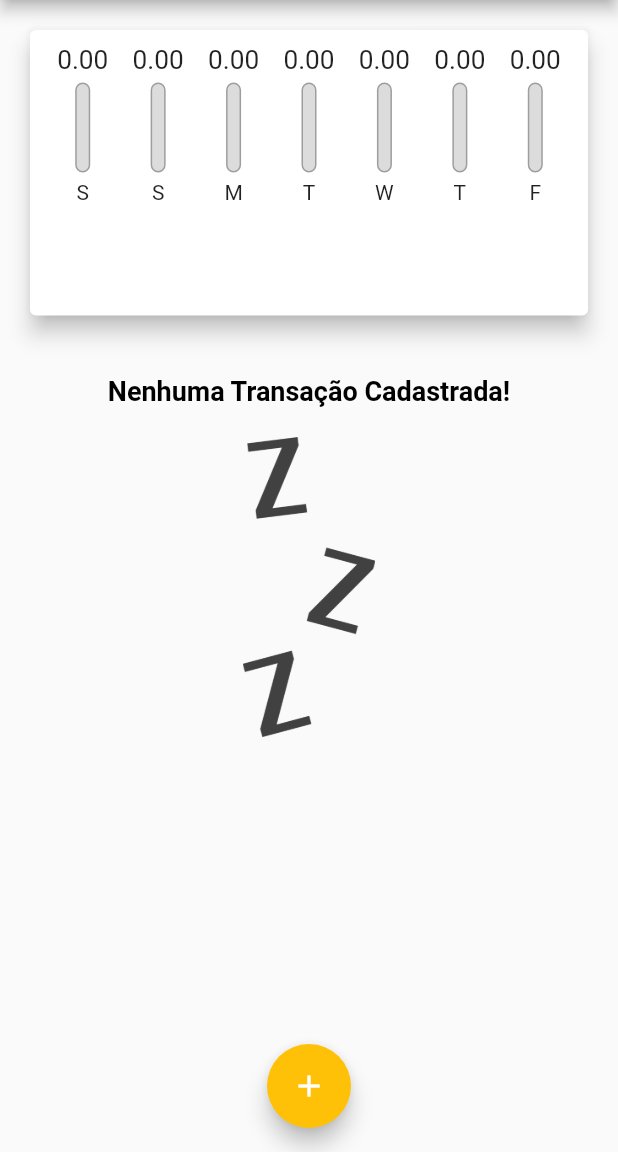
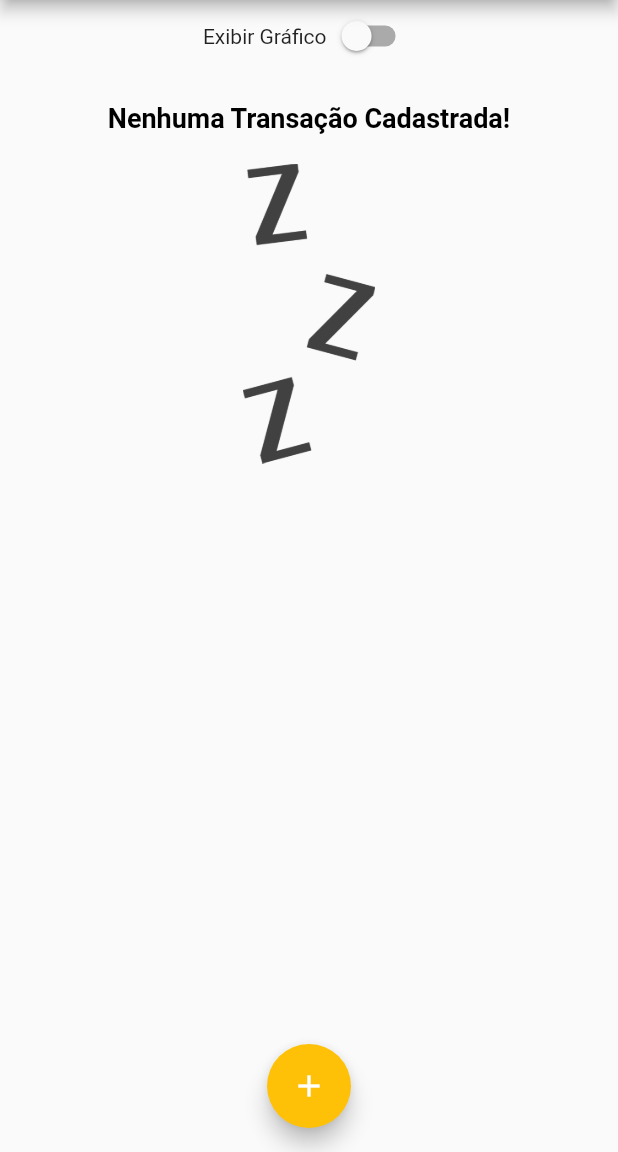
Before and after one commit to LuscaMamede/Despesas-Mobile, a Flutter app: the screen it shows after launch, on a phone screen of 412 x 824 dp, the part 84-1236 px from its top. Run offline on Flutter 3.47's test engine with Material 2 defaults, Android fonts, the phone set to English and light mode, and no system bars; Roboto replaces fonts that are missing (OpenSans).

Commit message:
modified:   lib/components/chart_bar.dart 	modified:   lib/main.dart

```diff
--- a/lib/components/chart_bar.dart
+++ b/lib/components/chart_bar.dart
@@ -14,17 +14,19 @@ class ChartBar extends StatelessWidget {
 
   @override
   Widget build(BuildContext context) {
+    return LayoutBuilder(
+      builder: (ctx, constraints) {
         return Column(
           children: [
             SizedBox(
-          height: 20,
+              height: constraints.maxHeight * 0.15,
               child: FittedBox(
                 child: Text('${value!.toStringAsFixed(2)}'),
               ),
             ),
-        const SizedBox(height: 5),
+            SizedBox(height: constraints.maxHeight * 0.05),
             SizedBox(
-          height: 60,
+              height: constraints.maxHeight * 0.6,
               width: 10,
               child: Stack(
                 alignment: Alignment.bottomCenter,
@@ -51,9 +53,16 @@ class ChartBar extends StatelessWidget {
                 ],
               ),
             ),
-        const SizedBox(height: 5),
-        Text(label!),
+            SizedBox(height: constraints.maxHeight * 0.05),
+            SizedBox(
+              height: constraints.maxHeight * 0.15,
+              child: FittedBox(
+                child: Text(label!),
+              ),
+            ),
           ],
+        );
+      },
     );
   }
 }
--- a/lib/main.dart
+++ b/lib/main.dart
@@ -54,6 +54,7 @@ class MyHomePage extends StatefulWidget {
 
 class _MyHomePageState extends State<MyHomePage> {
   final List<Transaction> _transactions = [];
+  bool _showChart = false;
 
   List<Transaction> get _recentTransactions {
     return _transactions.where((tr) {
@@ -115,10 +116,26 @@ class _MyHomePageState extends State<MyHomePage> {
         child: Column(
           crossAxisAlignment: CrossAxisAlignment.stretch,
           children: [
+            Row(
+              mainAxisAlignment: MainAxisAlignment.center,
+              children: [
+                const Text('Exibir Gráfico'),
+                Switch(
+                  value: _showChart,
+                  onChanged: (value) {
+                    setState(() {
+                      _showChart = value;
+                    });
+                  },
+                ),
+              ],
+            ),
+            if (_showChart)
               SizedBox(
                 height: availableHeight * 0.3,
                 child: Chart(_recentTransactions),
               ),
+            if (!_showChart)
               SizedBox(
                 height: availableHeight * 0.7,
                 child: TransactionList(_transactions, _removeTransaction),
```
Lines whose indentation alone changed are shown as unchanged.
